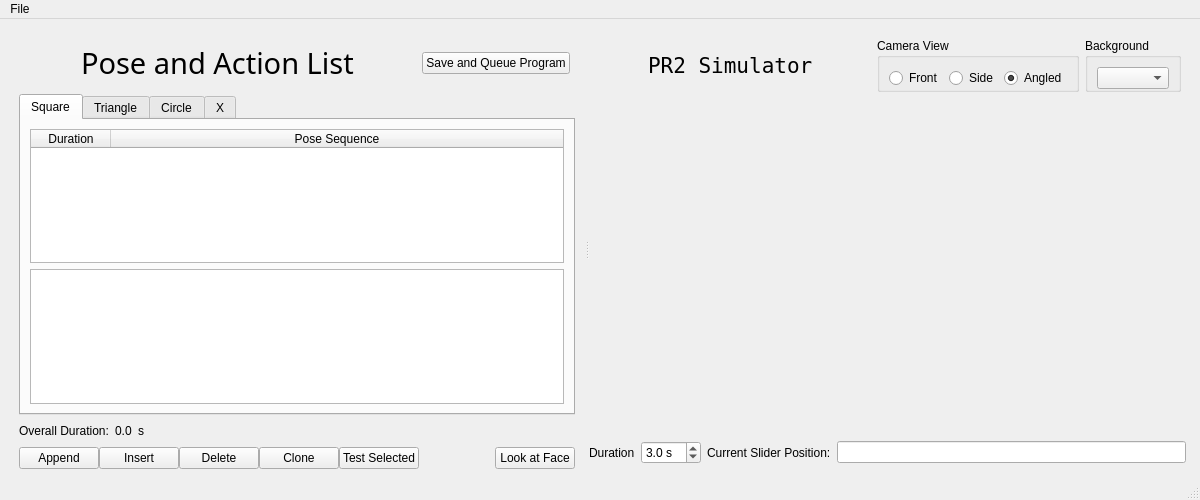
This is slider_gui/src/slider_simple.ui in PR2/pr2_hack_the_future as Qt 5 draws it before an edit. The edited form follows.
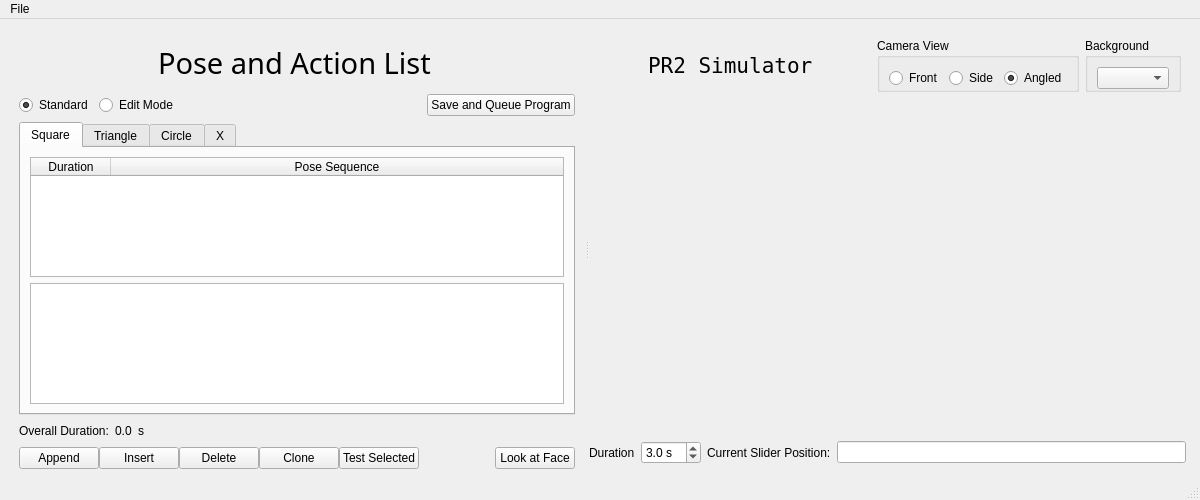
This is the edited form.

Commit message: added edit-mode for pose joints, handle double click on row headers

```diff
--- a/slider_gui/src/slider_simple.ui
+++ b/slider_gui/src/slider_simple.ui
@@ -90,6 +90,43 @@
             </property>
            </spacer>
           </item>
+         </layout>
+        </item>
+        <item>
+         <layout class="QHBoxLayout" name="horizontalLayout_7">
+          <item>
+           <widget class="QRadioButton" name="read_only_model_radioButton">
+            <property name="locale">
+             <locale language="English" country="UnitedStates"/>
+            </property>
+            <property name="text">
+             <string>Standard</string>
+            </property>
+            <property name="checked">
+             <bool>true</bool>
+            </property>
+           </widget>
+          </item>
+          <item>
+           <widget class="QRadioButton" name="edit_model_radioButton">
+            <property name="text">
+             <string>Edit Mode</string>
+            </property>
+           </widget>
+          </item>
+          <item>
+           <spacer name="horizontalSpacer_6">
+            <property name="orientation">
+             <enum>Qt::Horizontal</enum>
+            </property>
+            <property name="sizeHint" stdset="0">
+             <size>
+              <width>40</width>
+              <height>20</height>
+             </size>
+            </property>
+           </spacer>
+          </item>
           <item>
            <widget class="QPushButton" name="save_and_queue_program_pushButton">
             <property name="locale">
```
The commit also changes 5 other files.
